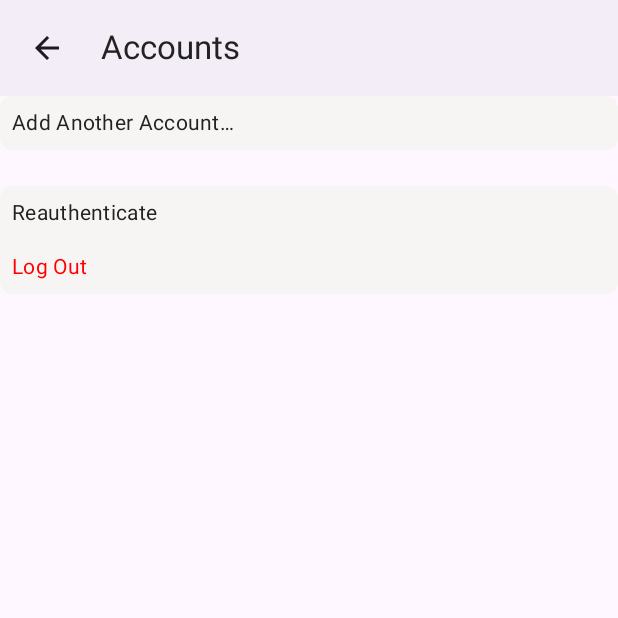
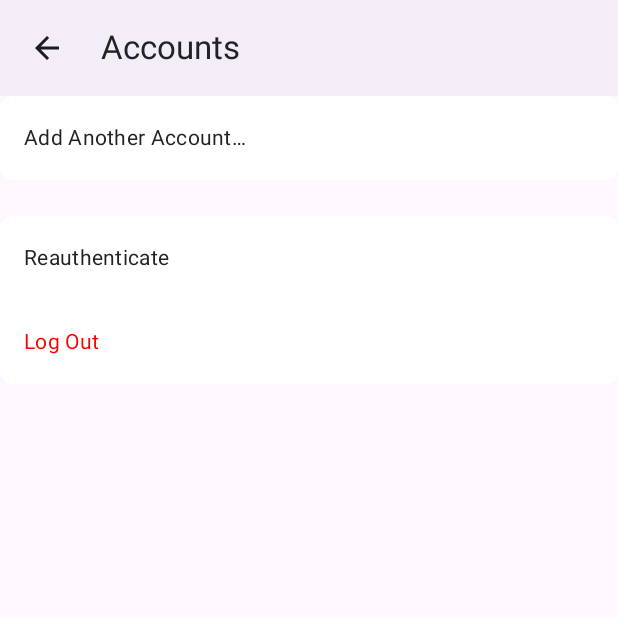
Before and after one commit to tailscale/tailscale-android, an Android app built with Jetpack Compose: the Settings screen opened through its navigation route, after a tap on "Accounts", on a phone screen of 412 x 824 dp, the top half of it. Run offline under Robolectric (Android 15) with nearby library versions, the phone set to English and light mode, and no system bars; 11 statements that could not run were skipped.

Commit message:
android/ui: updated main settings screen to material design
Updates #cleanup

Signed-off-by: Percy Wegmann <percy@tailscale.com>

```diff
--- a/android/src/main/java/com/tailscale/ipn/ui/util/Lists.kt
+++ b/android/src/main/java/com/tailscale/ipn/ui/util/Lists.kt
@@ -16,7 +16,7 @@ import androidx.compose.ui.unit.dp
 object Lists {
   @Composable
   fun SectionDivider() {
-    Box(Modifier.size(0.dp, 24.dp))
+    Box(Modifier.size(0.dp, 8.dp))
   }
 
   @Composable
--- a/android/src/main/java/com/tailscale/ipn/ui/view/SettingsView.kt
+++ b/android/src/main/java/com/tailscale/ipn/ui/view/SettingsView.kt
@@ -4,26 +4,23 @@
 package com.tailscale.ipn.ui.view
 
 import androidx.compose.foundation.clickable
-import androidx.compose.foundation.layout.Arrangement
 import androidx.compose.foundation.layout.Box
 import androidx.compose.foundation.layout.Column
-import androidx.compose.foundation.layout.Row
 import androidx.compose.foundation.layout.Spacer
-import androidx.compose.foundation.layout.fillMaxHeight
 import androidx.compose.foundation.layout.height
 import androidx.compose.foundation.layout.padding
+import androidx.compose.foundation.lazy.LazyColumn
 import androidx.compose.foundation.text.ClickableText
+import androidx.compose.material3.ListItem
 import androidx.compose.material3.MaterialTheme
 import androidx.compose.material3.Scaffold
 import androidx.compose.material3.Text
 import androidx.compose.runtime.Composable
 import androidx.compose.runtime.collectAsState
-import androidx.compose.ui.Alignment
 import androidx.compose.ui.Modifier
 import androidx.compose.ui.graphics.Color
 import androidx.compose.ui.platform.LocalUriHandler
 import androidx.compose.ui.res.stringResource
-import androidx.compose.ui.text.AnnotatedString
 import androidx.compose.ui.text.SpanStyle
 import androidx.compose.ui.text.buildAnnotatedString
 import androidx.compose.ui.text.withStyle
@@ -31,10 +28,9 @@ import androidx.compose.ui.unit.dp
 import androidx.lifecycle.viewmodel.compose.viewModel
 import com.tailscale.ipn.R
 import com.tailscale.ipn.ui.Links
-import com.tailscale.ipn.ui.model.IpnLocal
 import com.tailscale.ipn.ui.theme.ts_color_dark_desctrutive_text
-import com.tailscale.ipn.ui.util.defaultPaddingModifier
-import com.tailscale.ipn.ui.util.settingsRowModifier
+import com.tailscale.ipn.ui.util.Lists
+import com.tailscale.ipn.ui.util.itemsWithDividers
 import com.tailscale.ipn.ui.viewModel.Setting
 import com.tailscale.ipn.ui.viewModel.SettingType
 import com.tailscale.ipn.ui.viewModel.SettingsNav
@@ -49,113 +45,76 @@ fun Settings(
   val handler = LocalUriHandler.current
   val user = viewModel.loggedInUser.collectAsState().value
   val isAdmin = viewModel.isAdmin.collectAsState().value
+  val settingsBundles = viewModel.settings.collectAsState().value
 
   Scaffold(
       topBar = { Header(title = R.string.settings_title, onBack = settingsNav.onBackPressed) }) {
           innerPadding ->
-        Column(modifier = Modifier.padding(innerPadding).fillMaxHeight().padding(16.dp)) {
+        LazyColumn(modifier = Modifier.padding(innerPadding)) {
+          item {
             UserView(
                 profile = user,
                 actionState = UserActionState.NAV,
                 onClick = viewModel.navigation.onNavigateToUserSwitcher)
+          }
+
           if (isAdmin) {
+            item {
               Spacer(modifier = Modifier.height(4.dp))
               AdminTextView { handler.openUri(Links.ADMIN_URL) }
             }
+          }
 
-          Spacer(modifier = Modifier.height(8.dp))
+          settingsBundles.forEach { bundle ->
+            item { Lists.SectionDivider() }
 
-          val settings = viewModel.settings.collectAsState().value
-          settings.forEach { settingBundle ->
-            Column(modifier = settingsRowModifier()) {
-              settingBundle.title?.let { SettingTitle(it) }
-              settingBundle.settings.forEach { SettingRow(it) }
-            }
-            Spacer(modifier = Modifier.height(8.dp))
+            itemsWithDividers(bundle.settings) { setting -> SettingRow(setting) }
           }
         }
       }
 }
 
 @Composable
-fun UserView(
-    profile: IpnLocal.LoginProfile?,
-    isAdmin: Boolean,
-    adminText: AnnotatedString,
-    onClick: () -> Unit
-) {
-  Column {
-    Row(modifier = settingsRowModifier().padding(8.dp)) {
-      Box(modifier = defaultPaddingModifier()) { Avatar(profile = profile, size = 36) }
-
-      Column(verticalArrangement = Arrangement.Center) {
-        Text(
-            text = profile?.UserProfile?.DisplayName ?: "",
-            style = MaterialTheme.typography.titleMedium)
-        Text(text = profile?.Name ?: "", style = MaterialTheme.typography.bodyMedium)
-      }
-    }
-
-    if (isAdmin) {
-      Column(modifier = Modifier.padding(horizontal = 12.dp)) {
-        ClickableText(
-            text = adminText, style = MaterialTheme.typography.bodySmall, onClick = { onClick() })
-      }
-    }
-  }
-}
-
-@Composable
-fun SettingTitle(title: String) {
-  Text(
-      text = title, style = MaterialTheme.typography.titleMedium, modifier = Modifier.padding(8.dp))
-}
-
-@Composable
 fun SettingRow(setting: Setting) {
   val enabled = setting.enabled.collectAsState().value
   val swVal = setting.isOn?.collectAsState()?.value ?: false
-  val txtVal = setting.value?.collectAsState()?.value ?: ""
+  val txtVal = setting.value?.collectAsState()?.value
 
-  Row(
-      modifier = defaultPaddingModifier().clickable { if (enabled) setting.onClick() },
-      verticalAlignment = Alignment.CenterVertically) {
+  Box {
     when (setting.type) {
-          SettingType.NAV_WITH_TEXT -> {
+      SettingType.TEXT ->
+          ListItem(
+              modifier = Modifier.clickable { if (enabled) setting.onClick() },
+              headlineContent = {
                 Text(
                     setting.title.getString(),
                     style = MaterialTheme.typography.bodyMedium,
                     color =
                         if (setting.destructive) ts_color_dark_desctrutive_text
                         else MaterialTheme.colorScheme.primary)
-            Box(modifier = Modifier.weight(1f), contentAlignment = Alignment.CenterEnd) {
-              Text(text = txtVal, style = MaterialTheme.typography.bodyMedium)
-            }
-          }
-          SettingType.TEXT -> {
+              },
+          )
+      SettingType.SWITCH ->
+          ListItem(
+              modifier = Modifier.clickable { if (enabled) setting.onClick() },
+              headlineContent = { Text(setting.title.getString()) },
+              trailingContent = {
+                TintedSwitch(checked = swVal, onCheckedChange = setting.onToggle, enabled = enabled)
+              })
+      SettingType.NAV -> {
+        ListItem(
+            modifier = Modifier.clickable { if (enabled) setting.onClick() },
+            headlineContent = {
               Text(
                   setting.title.getString(),
                   style = MaterialTheme.typography.bodyMedium,
                   color =
                       if (setting.destructive) ts_color_dark_desctrutive_text
                       else MaterialTheme.colorScheme.primary)
-          }
-          SettingType.SWITCH -> {
-            Text(setting.title.getString())
-            Box(modifier = Modifier.weight(1f), contentAlignment = Alignment.CenterEnd) {
-              TintedSwitch(checked = swVal, onCheckedChange = setting.onToggle, enabled = enabled)
-            }
-          }
-          SettingType.NAV -> {
-            Text(
-                setting.title.getString(),
-                style = MaterialTheme.typography.bodyMedium,
-                color =
-                    if (setting.destructive) ts_color_dark_desctrutive_text
-                    else MaterialTheme.colorScheme.primary)
-            Box(modifier = Modifier.weight(1f), contentAlignment = Alignment.CenterEnd) {
-              Text(text = txtVal, style = MaterialTheme.typography.bodyMedium)
-            }
+            },
+            supportingContent = {
+              txtVal?.let { Text(text = it, style = MaterialTheme.typography.bodyMedium) }
+            })
       }
     }
   }
--- a/android/src/main/java/com/tailscale/ipn/ui/view/UserView.kt
+++ b/android/src/main/java/com/tailscale/ipn/ui/view/UserView.kt
@@ -4,20 +4,15 @@
 package com.tailscale.ipn.ui.view
 
 import androidx.compose.foundation.clickable
-import androidx.compose.foundation.layout.Arrangement
 import androidx.compose.foundation.layout.Box
-import androidx.compose.foundation.layout.Column
-import androidx.compose.foundation.layout.Row
+import androidx.compose.material3.ListItem
 import androidx.compose.material3.MaterialTheme
 import androidx.compose.material3.Text
 import androidx.compose.runtime.Composable
-import androidx.compose.ui.Alignment
 import androidx.compose.ui.Modifier
 import androidx.compose.ui.res.stringResource
 import com.tailscale.ipn.R
 import com.tailscale.ipn.ui.model.IpnLocal
-import com.tailscale.ipn.ui.util.defaultPaddingModifier
-import com.tailscale.ipn.ui.util.settingsRowModifier
 
 // Used to decorate UserViews.
 // NONE indicates no decoration
@@ -37,34 +32,29 @@ fun UserView(
     onClick: () -> Unit = {},
     actionState: UserActionState = UserActionState.NONE
 ) {
-  Column {
-    Row(
-        modifier = settingsRowModifier().clickable { onClick() },
-        verticalAlignment = Alignment.CenterVertically) {
+  Box {
     profile?.let {
-            Box(modifier = defaultPaddingModifier()) { Avatar(profile = profile, size = 36) }
-
-            Column(modifier = Modifier.weight(1f), verticalArrangement = Arrangement.Center) {
+      ListItem(
+          modifier = Modifier.clickable { onClick() },
+          leadingContent = { Avatar(profile = profile, size = 36) },
+          headlineContent = {
             Text(
                 text = profile.UserProfile.DisplayName,
                 style = MaterialTheme.typography.titleMedium)
+          },
+          supportingContent = {
             Text(text = profile.Name, style = MaterialTheme.typography.bodyMedium)
-            }
+          },
+      )
     }
         ?: run {
-                Box(modifier = Modifier.weight(1f)) {
+          ListItem(
+              modifier = Modifier.clickable { onClick() },
+              headlineContent = {
                 Text(
                     text = stringResource(id = R.string.accounts),
                     style = MaterialTheme.typography.titleMedium)
-                }
-              }
-
-          when (actionState) {
-            UserActionState.CURRENT -> CheckedIndicator()
-            UserActionState.SWITCHING -> SimpleActivityIndicator(size = 26)
-            UserActionState.NAV -> Unit
-            UserActionState.NONE -> Unit
+              })
         }
   }
 }
-}
--- a/android/src/main/java/com/tailscale/ipn/ui/viewModel/SettingsViewModel.kt
+++ b/android/src/main/java/com/tailscale/ipn/ui/viewModel/SettingsViewModel.kt
@@ -22,7 +22,6 @@ import kotlinx.coroutines.launch
 enum class SettingType {
   NAV,
   SWITCH,
-  NAV_WITH_TEXT,
   TEXT
 }
 
```
Lines whose indentation alone changed are shown as unchanged.
